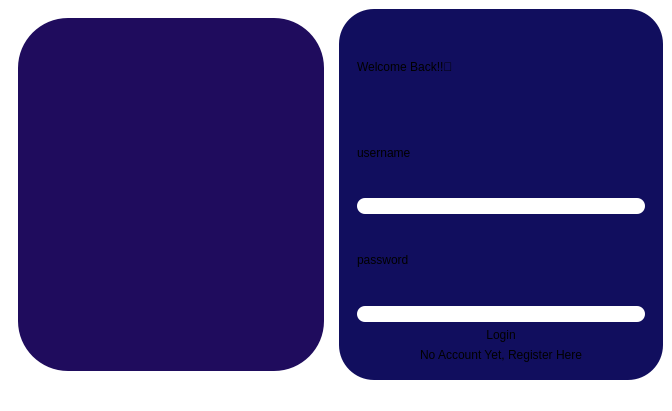
Above: project/mainwindow.ui from DikshyaL/SEM-PROJECT before the change. Below: the same form after it.
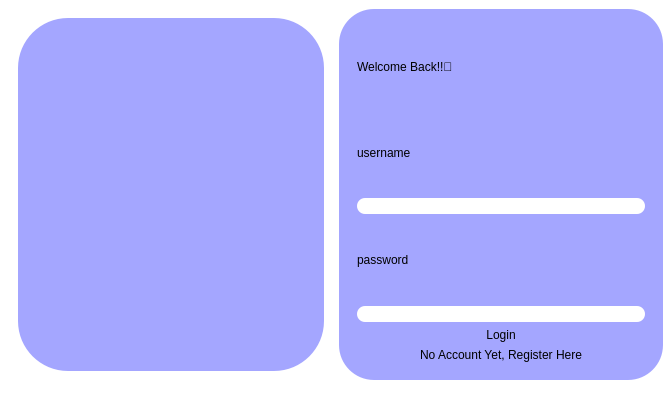
That is the form after the change. Icons and pictures are not drawn.

The edit to the form file:
```diff
--- a/project/mainwindow.ui
+++ b/project/mainwindow.ui
@@ -34,8 +34,8 @@
         <item>
          <widget class="QFrame" name="frame">
           <property name="styleSheet">
-           <string notr="true">background-color: rgb(31, 12, 93);
-image: url(:/res/Screenshot 2023-11-01 191807.png);
+           <string notr="true">background-color: rgb(164,166,255);
+image: url(:/res/Screenshot 2023-12-29 215815.png);
 border-radius:50px</string>
           </property>
           <property name="frameShape">
@@ -54,7 +54,8 @@
      <widget class="QFrame" name="frame_2">
       <property name="styleSheet">
        <string notr="true">border-radius:35px;
-background-color:rgb(17, 14, 94);</string>
+background-color:rgb(164,166,255);
+color:rgb(0,0,0)</string>
       </property>
       <layout class="QHBoxLayout" name="horizontalLayout_5">
        <item>
```
